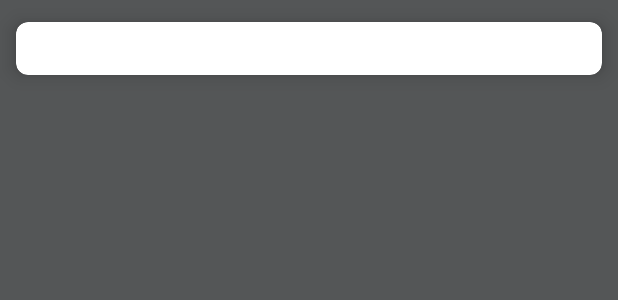
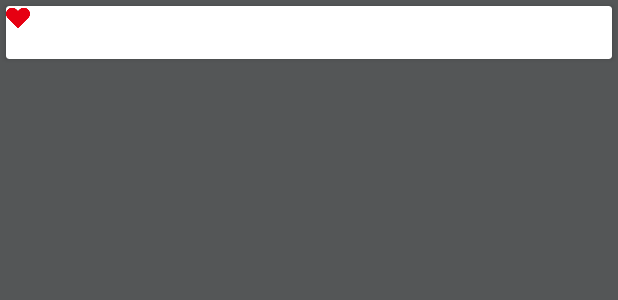
Before and after one commit to gemini1024/Emoge, an Android app: the layout item_server_img.xml on its own in the app's theme, with its tools: preview values and no code run, on a phone screen of 412 x 824 dp. Shown: the top 300 px of the screen. Run offline under Robolectric (Android 15) with nearby library versions, the phone set to English and light mode, and no system bars; plain views replace BlurLayout.

Commit message:
modify Server item UI, exit making dialog

```diff
--- a/app/src/main/java/com/emoge/app/emoge/ui/history/HistoryImplAdapter.java
+++ b/app/src/main/java/com/emoge/app/emoge/ui/history/HistoryImplAdapter.java
@@ -72,6 +72,10 @@ public class HistoryImplAdapter extends RecyclerView.Adapter<HistoryViewHolder>
                     frame.getBitmap().copy(Bitmap.Config.ARGB_8888, true)));
         }
         Log.i(LOG_TAG, "original frame size : "+originalFrames.size());
+    }
+
+    public boolean isEmpty() {
+        return histories == null || histories.size() < 2;
     }
 
 
--- a/app/src/main/java/com/emoge/app/emoge/ui/license/LicenseAdapter.java
+++ b/app/src/main/java/com/emoge/app/emoge/ui/license/LicenseAdapter.java
@@ -18,7 +18,7 @@ class LicenseAdapter extends RecyclerView.Adapter<LicenseViewHolder> {
 
     private List<License> licenses;
 
-    public LicenseAdapter(List<License> licenses) {
+    LicenseAdapter(List<License> licenses) {
         this.licenses = licenses;
     }
 
--- a/app/src/main/java/com/emoge/app/emoge/ui/server/StoreGifViewHolder.java
+++ b/app/src/main/java/com/emoge/app/emoge/ui/server/StoreGifViewHolder.java
@@ -23,6 +23,8 @@ class StoreGifViewHolder extends RecyclerView.ViewHolder {
     ImageView image;
     @BindView(R.id.server_item_title)
     TextView title;
+    @BindView(R.id.server_item_favorite)
+    TextView favorite;
 
     StoreGifViewHolder(View itemView) {
         super(itemView);
--- a/app/src/main/res/layout/item_server_img.xml
+++ b/app/src/main/res/layout/item_server_img.xml
@@ -9,12 +9,12 @@
         android:id="@+id/server_item_card"
         android:layout_width="match_parent"
         android:layout_height="wrap_content"
+        android:layout_margin="@dimen/small_dimen"
         android:clickable="true"
         android:foreground="?android:attr/selectableItemBackground"
         app:cardBackgroundColor="@android:color/white"
-        app:cardCornerRadius="@dimen/card_radius"
-        app:cardElevation="@dimen/card_radius"
-        app:cardUseCompatPadding="true">
+        app:cardCornerRadius="@dimen/cardview_default_radius"
+        app:cardElevation="@dimen/cardview_default_elevation">
 
         <com.daimajia.androidviewhover.BlurLayout
             android:id="@+id/server_item_container"
@@ -31,16 +31,41 @@
 
             <TextView
                 android:id="@+id/server_item_title"
-                android:layout_width="match_parent"
+                android:layout_width="0dp"
                 android:layout_height="wrap_content"
+                android:layout_alignParentStart="true"
+                android:layout_alignTop="@+id/server_item_favorite_icon"
                 android:layout_below="@id/server_item_image"
-                android:layout_margin="@dimen/half_unit_dimen"
+                android:layout_marginBottom="@dimen/half_unit_dimen"
+                android:layout_marginEnd="@dimen/half_unit_dimen"
+                android:layout_marginStart="@dimen/unit_dimen"
+                android:layout_toStartOf="@id/server_item_favorite_icon"
+                android:textAppearance="@style/TextAppearance.AppCompat.Small"
+                android:textColor="@android:color/primary_text_light" />
+
+            <com.emoge.app.emoge.ui.view.SquareImageView
+                android:id="@+id/server_item_favorite_icon"
+                android:layout_width="@dimen/unit_dimen"
+                android:layout_height="@dimen/unit_dimen"
+                android:layout_alignBottom="@+id/server_item_favorite"
+                android:layout_alignTop="@+id/server_item_favorite"
+                android:layout_toStartOf="@+id/server_item_favorite"
+                android:scaleType="fitCenter"
+                android:src="@drawable/ic_favorite_on" />
+
+            <TextView
+                android:id="@+id/server_item_favorite"
+                android:layout_width="wrap_content"
+                android:layout_height="wrap_content"
+                android:layout_alignParentEnd="true"
+                android:layout_below="@id/server_item_image"
+                android:layout_marginBottom="@dimen/half_unit_dimen"
                 android:layout_marginEnd="@dimen/unit_dimen"
-                android:layout_marginStart="@dimen/unit_dimen"
-                android:textAppearance="@style/TextAppearance.AppCompat.Body1"
-                android:textColor="@android:color/primary_text_light"
-                android:textStyle="bold" />
-
+                android:layout_marginStart="@dimen/half_unit_dimen"
+                android:layout_marginTop="@dimen/half_unit_dimen"
+                android:gravity="center"
+                android:textAppearance="@style/TextAppearance.AppCompat.Small"
+                android:textColor="@android:color/primary_text_light" />
         </com.daimajia.androidviewhover.BlurLayout>
     </android.support.v7.widget.CardView>
 </LinearLayout>
--- a/app/src/main/res/values/dimens.xml
+++ b/app/src/main/res/values/dimens.xml
@@ -8,7 +8,7 @@
     <dimen name="line_width">1dp</dimen>
     <dimen name="boombutton_size">28dp</dimen>
     <dimen name="boombutton_image_size">24dp</dimen>
-    <dimen name="hover_icon_size">36dp</dimen>
+    <dimen name="hover_icon_size">28dp</dimen>
     <dimen name="toolbar_height">48dp</dimen>
     <dimen name="dialog_width">300dp</dimen>
     <dimen name="no_image_size">160dp</dimen>
--- a/app/src/main/res/values/strings.xml
+++ b/app/src/main/res/values/strings.xml
@@ -34,8 +34,8 @@
     <string name="share_gif" translatable="false">Share Gif</string>
     <string name="adding_frames">프레임 불러오는 중</string>
     <string name="saving_gif">열씨미 움짤 찌고 있습니다</string>
-    <string name="stop_making">생성 종료</string>
-    <string name="stop_making_content">움짤 생성을 그만둡니다 \n계속 하시겠습니까?</string>
+    <string name="stop_making">보정 취소</string>
+    <string name="stop_making_content">보정 내역을 버리고 프레임 추가화면으로 이동합니다. \n계속 하시겠습니까?</string>
     <string name="exit">종료</string>
     <string name="exit_content">어플을 종료합니다 \n계속 하시겠습니까?</string>
     <string name="saved_gif">저장되었습니다.</string>
```
Also changed, not shown: app/src/main/java/com/emoge/app/emoge/ui/palette/MainActivity.java (+24 -10 lines), app/src/main/java/com/emoge/app/emoge/ui/server/CategoryFragment.java (+12 -9 lines), app/src/main/java/com/emoge/app/emoge/ui/server/StoreGifAdapter.java (+9 -1 lines), app/src/main/java/com/emoge/app/emoge/utils/dialog/SweetDialogs.java (+0 -7 lines).
